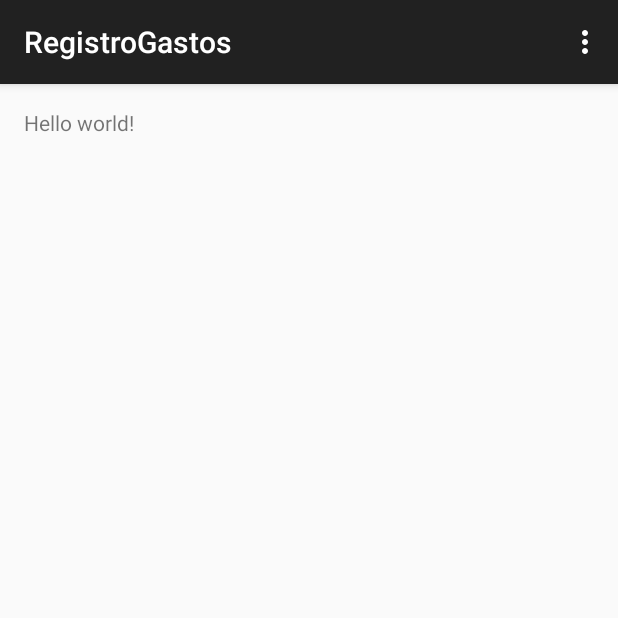
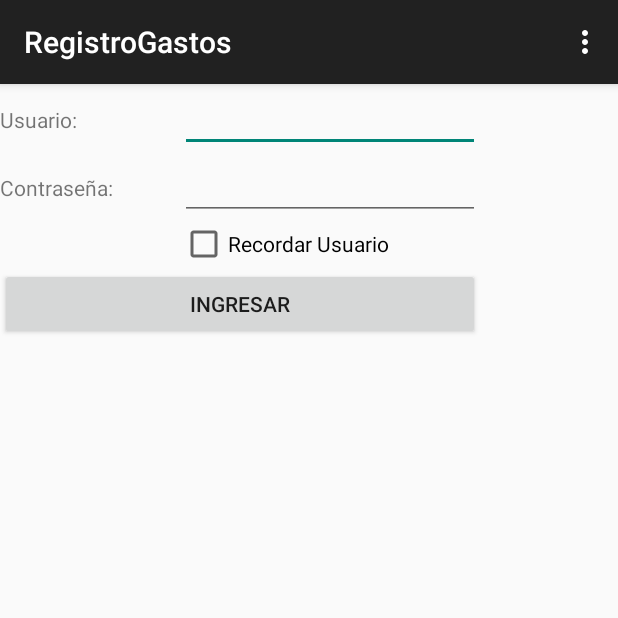
Before and after one commit to jaguil8/RegistroGastos, an Android app: the screen it shows after launch (MainActivity), on a phone screen of 412 x 824 dp, the top half of it. Run offline under Robolectric (Android 15) with nearby library versions, the phone set to English and light mode, and no system bars.

Commit message:
Interface de Login.

```diff
--- a/app/src/main/res/layout/activity_main.xml
+++ b/app/src/main/res/layout/activity_main.xml
@@ -1,11 +1,36 @@
-<RelativeLayout xmlns:android="http://schemas.android.com/apk/res/android"
-    xmlns:tools="http://schemas.android.com/tools" android:layout_width="match_parent"
-    android:layout_height="match_parent" android:paddingLeft="@dimen/activity_horizontal_margin"
-    android:paddingRight="@dimen/activity_horizontal_margin"
-    android:paddingTop="@dimen/activity_vertical_margin"
-    android:paddingBottom="@dimen/activity_vertical_margin" tools:context=".MainActivity">
+<TableLayout xmlns:android="http://schemas.android.com/apk/res/android"
+    android:layout_width="fill_parent"
+    android:layout_height="fill_parent">
 
-    <TextView android:text="@string/hello_world" android:layout_width="wrap_content"
-        android:layout_height="wrap_content" />
+    <TableRow>
+        <TextView
+            android:text="Usuario:"
+            android:layout_width="120dp"/>
+        <EditText
+            android:id="@+id/txtUserName"
+            android:layout_width="200dp"/>
+    </TableRow>
 
-</RelativeLayout>
+    <TableRow>
+        <TextView
+            android:text="Contraseña:"/>
+        <EditText
+            android:id="@+id/txtPassword"
+            android:password="true"/>
+    </TableRow>
+    <TableRow>
+        <TextView/>
+        <CheckBox
+            android:id="@+id/chkRememberPassword"
+            android:layout_width="fill_parent"
+            android:layout_height="wrap_content"
+            android:text="Recordar Usuario"/>
+    </TableRow>
+
+    <TableRow>
+        <Button
+            android:id="@+id/buttonSignIn"
+            android:text="Ingresar"
+            android:layout_span="2"/>
+    </TableRow>
+</TableLayout>
```
